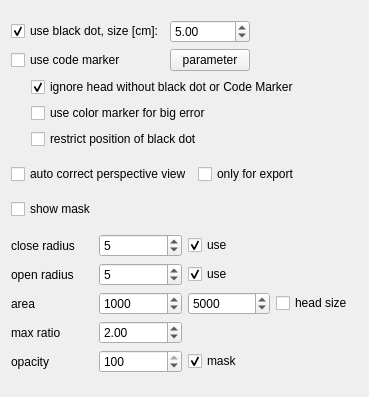
ped-dyn-emp/PeTrack, file ui/multiColorMarker.ui: the form before one commit.
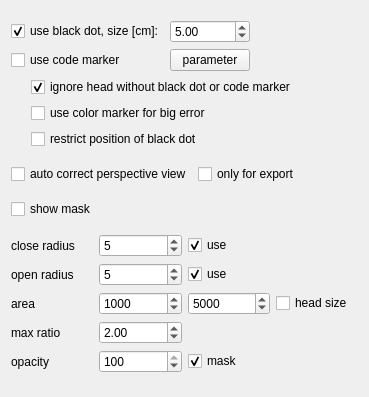
The form after the commit.

Commit message: changed upper case to lower case

The edit to the form file:
```diff
--- a/ui/multiColorMarker.ui
+++ b/ui/multiColorMarker.ui
@@ -91,7 +91,7 @@
           <string>ignore head without black dot, if not visible / surrounded by color</string>
          </property>
          <property name="text">
-          <string>ignore head without black dot or Code Marker</string>
+          <string>ignore head without black dot or code marker</string>
          </property>
          <property name="checked">
           <bool>true</bool>
```
